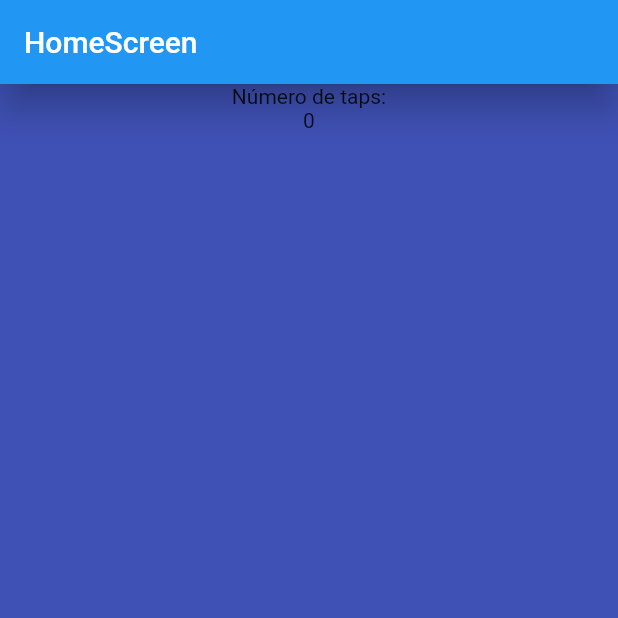
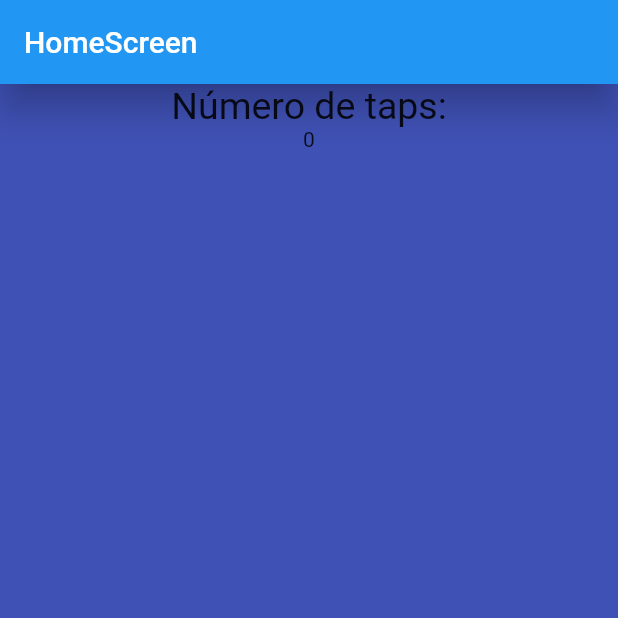
Before and after one commit to gnievap/flutter_counter_app, a Flutter app: the screen it shows after launch, on a phone screen of 412 x 824 dp, the top half of it. Run offline on Flutter 3.47's test engine with Material 2 defaults, Android fonts, the phone set to English and light mode, and no system bars.

Commit message:
Text style inicial

```diff
--- a/lib/screens/home_screen.dart
+++ b/lib/screens/home_screen.dart
@@ -14,7 +14,7 @@ class HomeScreen extends StatelessWidget{
      body: const Center(
             child:Column(
                   children: [
-                    Text('Número de taps:'),
+                    Text('Número de taps:',style: TextStyle(fontSize: 25)),
                     Text('0'),
                   ]
             ),
```
